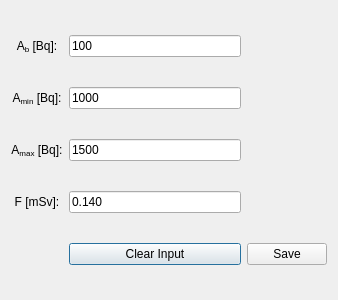
Old version of the form working_apps/simulations/radDialog.ui in the repository urhtrinko/DroneRadioactivity_student_job.
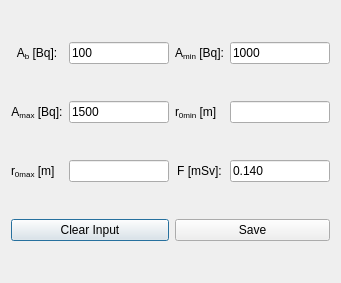
New version of the form.

```diff
--- a/working_apps/simulations/radDialog.ui
+++ b/working_apps/simulations/radDialog.ui
@@ -6,49 +6,38 @@
    <rect>
     <x>0</x>
     <y>0</y>
-    <width>338</width>
-    <height>300</height>
+    <width>341</width>
+    <height>283</height>
    </rect>
   </property>
   <property name="windowTitle">
    <string>Radiation</string>
   </property>
   <layout class="QGridLayout" name="gridLayout">
-   <item row="0" column="0">
-    <widget class="QLabel" name="labelAb">
-     <property name="text">
-      <string>&lt;html&gt;&lt;head/&gt;&lt;body&gt;&lt;p align=&quot;center&quot;&gt;A&lt;span style=&quot; vertical-align:sub;&quot;&gt;b&lt;/span&gt; [Bq]:&lt;/p&gt;&lt;/body&gt;&lt;/html&gt;</string>
-     </property>
-    </widget>
-   </item>
-   <item row="0" column="1">
-    <widget class="QLineEdit" name="lineEditAb">
-     <property name="text">
-      <string>100</string>
-     </property>
-    </widget>
-   </item>
-   <item row="1" column="0">
-    <widget class="QLabel" name="labelAmin">
-     <property name="text">
-      <string>&lt;html&gt;&lt;head/&gt;&lt;body&gt;&lt;p align=&quot;center&quot;&gt;A&lt;span style=&quot; vertical-align:sub;&quot;&gt;min&lt;/span&gt; [Bq]:&lt;/p&gt;&lt;/body&gt;&lt;/html&gt;</string>
-     </property>
-    </widget>
-   </item>
-   <item row="1" column="1">
+   <item row="0" column="3">
     <widget class="QLineEdit" name="lineEditAmin">
      <property name="text">
       <string>1000</string>
      </property>
     </widget>
    </item>
-   <item row="2" column="0">
-    <widget class="QLabel" name="labelAmax">
+   <item row="0" column="2">
+    <widget class="QLabel" name="labelAmin">
      <property name="text">
-      <string>&lt;html&gt;&lt;head/&gt;&lt;body&gt;&lt;p align=&quot;center&quot;&gt;A&lt;span style=&quot; vertical-align:sub;&quot;&gt;max&lt;/span&gt; [Bq]:&lt;/p&gt;&lt;/body&gt;&lt;/html&gt;</string>
+      <string>&lt;html&gt;&lt;head/&gt;&lt;body&gt;&lt;p align=&quot;center&quot;&gt;A&lt;span style=&quot; vertical-align:sub;&quot;&gt;min&lt;/span&gt; [Bq]:&lt;/p&gt;&lt;/body&gt;&lt;/html&gt;</string>
      </property>
     </widget>
    </item>
+   <item row="2" column="2">
+    <widget class="QLabel" name="label_r0min">
+     <property name="text">
+      <string>&lt;html&gt;&lt;head/&gt;&lt;body&gt;&lt;p&gt;r&lt;span style=&quot; vertical-align:sub;&quot;&gt;0min&lt;/span&gt; [m]&lt;/p&gt;&lt;/body&gt;&lt;/html&gt;</string>
+     </property>
+    </widget>
+   </item>
+   <item row="2" column="3">
+    <widget class="QLineEdit" name="lineEdit_r0min"/>
+   </item>
    <item row="2" column="1">
     <widget class="QLineEdit" name="lineEditAmax">
      <property name="text">
@@ -56,28 +45,59 @@
      </property>
     </widget>
    </item>
+   <item row="2" column="0">
+    <widget class="QLabel" name="labelAmax">
+     <property name="text">
+      <string>&lt;html&gt;&lt;head/&gt;&lt;body&gt;&lt;p align=&quot;center&quot;&gt;A&lt;span style=&quot; vertical-align:sub;&quot;&gt;max&lt;/span&gt; [Bq]:&lt;/p&gt;&lt;/body&gt;&lt;/html&gt;</string>
+     </property>
+    </widget>
+   </item>
+   <item row="0" column="1">
+    <widget class="QLineEdit" name="lineEditAb">
+     <property name="text">
+      <string>100</string>
+     </property>
+    </widget>
+   </item>
+   <item row="0" column="0">
+    <widget class="QLabel" name="labelAb">
+     <property name="text">
+      <string>&lt;html&gt;&lt;head/&gt;&lt;body&gt;&lt;p align=&quot;center&quot;&gt;A&lt;span style=&quot; vertical-align:sub;&quot;&gt;b&lt;/span&gt; [Bq]:&lt;/p&gt;&lt;/body&gt;&lt;/html&gt;</string>
+     </property>
+    </widget>
+   </item>
    <item row="3" column="0">
+    <widget class="QLabel" name="label_r0max">
+     <property name="text">
+      <string>&lt;html&gt;&lt;head/&gt;&lt;body&gt;&lt;p&gt;r&lt;span style=&quot; vertical-align:sub;&quot;&gt;0max&lt;/span&gt; [m]&lt;/p&gt;&lt;/body&gt;&lt;/html&gt;</string>
+     </property>
+    </widget>
+   </item>
+   <item row="3" column="1">
+    <widget class="QLineEdit" name="lineEdit_r0max"/>
+   </item>
+   <item row="3" column="2">
     <widget class="QLabel" name="labelF">
      <property name="text">
       <string>&lt;html&gt;&lt;head/&gt;&lt;body&gt;&lt;p align=&quot;center&quot;&gt;F [mSv]:&lt;/p&gt;&lt;/body&gt;&lt;/html&gt;</string>
      </property>
     </widget>
    </item>
-   <item row="3" column="1">
+   <item row="3" column="3">
     <widget class="QLineEdit" name="lineEditF">
      <property name="text">
       <string>0.140</string>
      </property>
     </widget>
    </item>
-   <item row="4" column="1">
+   <item row="5" column="0" colspan="2">
     <widget class="QPushButton" name="btnClearInput">
      <property name="text">
       <string>Clear Input</string>
      </property>
     </widget>
    </item>
-   <item row="4" column="2">
+   <item row="5" column="2" colspan="2">
     <widget class="QPushButton" name="btnSave">
      <property name="text">
       <string>Save</string>
```
Left out of the diff: 2 changed lines with no effect on the pictures.
